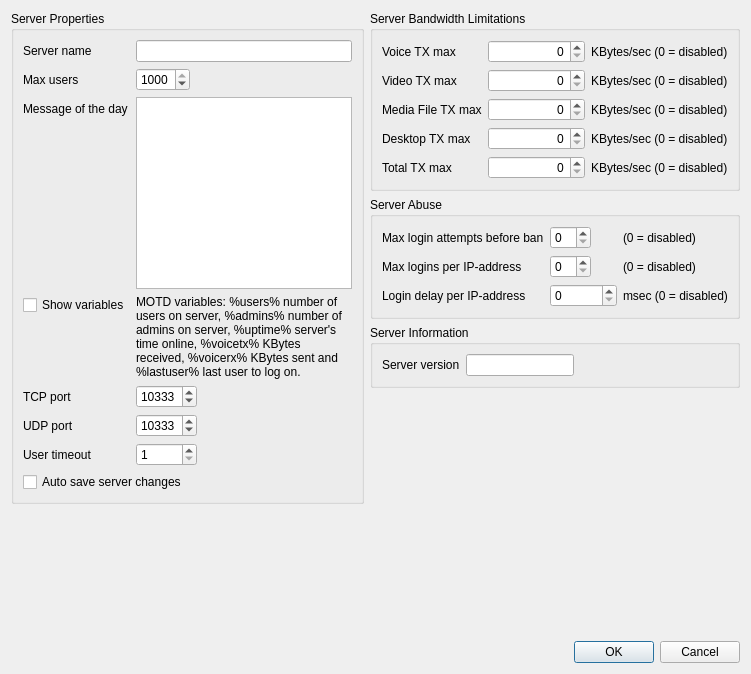
First picture: the form in Client/qtTeamTalk/serverproperties.ui, repository BearWare/TeamTalk5, before the edit.
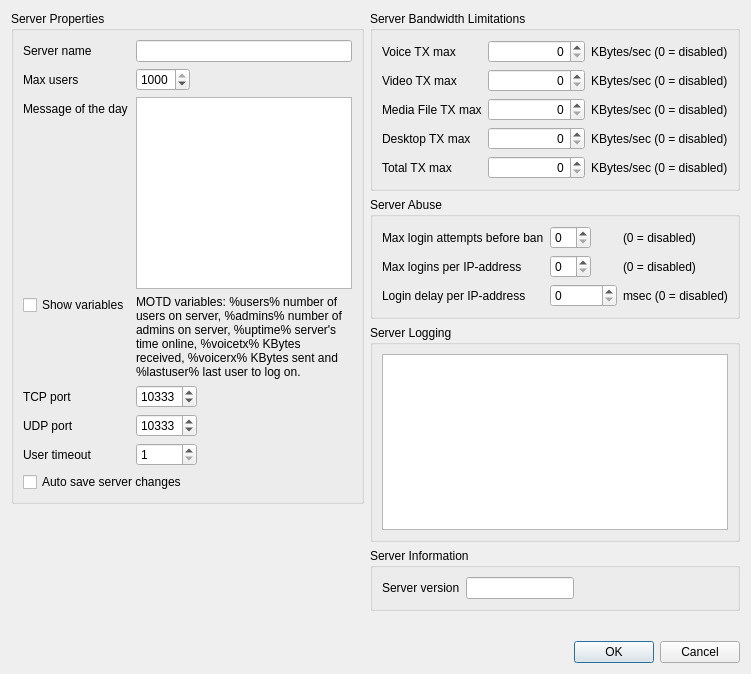
Second picture: the form after the edit. Custom widgets are drawn as their Qt base class.

Commit message: Configure server log events from qtTeamTalk

The edit to the form file:
```diff
--- a/Client/qtTeamTalk/serverproperties.ui
+++ b/Client/qtTeamTalk/serverproperties.ui
@@ -452,6 +452,37 @@
        </layout>
       </widget>
      </item>
+     <item>
+      <widget class="QGroupBox" name="serverlogGroupBox">
+       <property name="title">
+        <string>Server Logging</string>
+       </property>
+       <layout class="QHBoxLayout" name="horizontalLayout_2">
+        <item>
+         <widget class="KeyPressTreeView" name="serverlogTreeView">
+          <property name="editTriggers">
+           <set>QAbstractItemView::NoEditTriggers</set>
+          </property>
+          <property name="showDropIndicator" stdset="0">
+           <bool>false</bool>
+          </property>
+          <property name="alternatingRowColors">
+           <bool>true</bool>
+          </property>
+          <property name="rootIsDecorated">
+           <bool>false</bool>
+          </property>
+          <property name="itemsExpandable">
+           <bool>false</bool>
+          </property>
+          <property name="expandsOnDoubleClick">
+           <bool>false</bool>
+          </property>
+         </widget>
+        </item>
+       </layout>
+      </widget>
+     </item>
      <item>
       <widget class="QGroupBox" name="groupBox_3">
        <property name="title">
@@ -514,6 +545,13 @@
    </item>
   </layout>
  </widget>
+ <customwidgets>
+  <customwidget>
+   <class>KeyPressTreeView</class>
+   <extends>QTreeView</extends>
+   <header>keypresstreeview.h</header>
+  </customwidget>
+ </customwidgets>
  <resources/>
  <connections>
   <connection>
```
Left out of the diff: 6 changed lines with no effect on the pictures. The commit also changes 9 other files.
